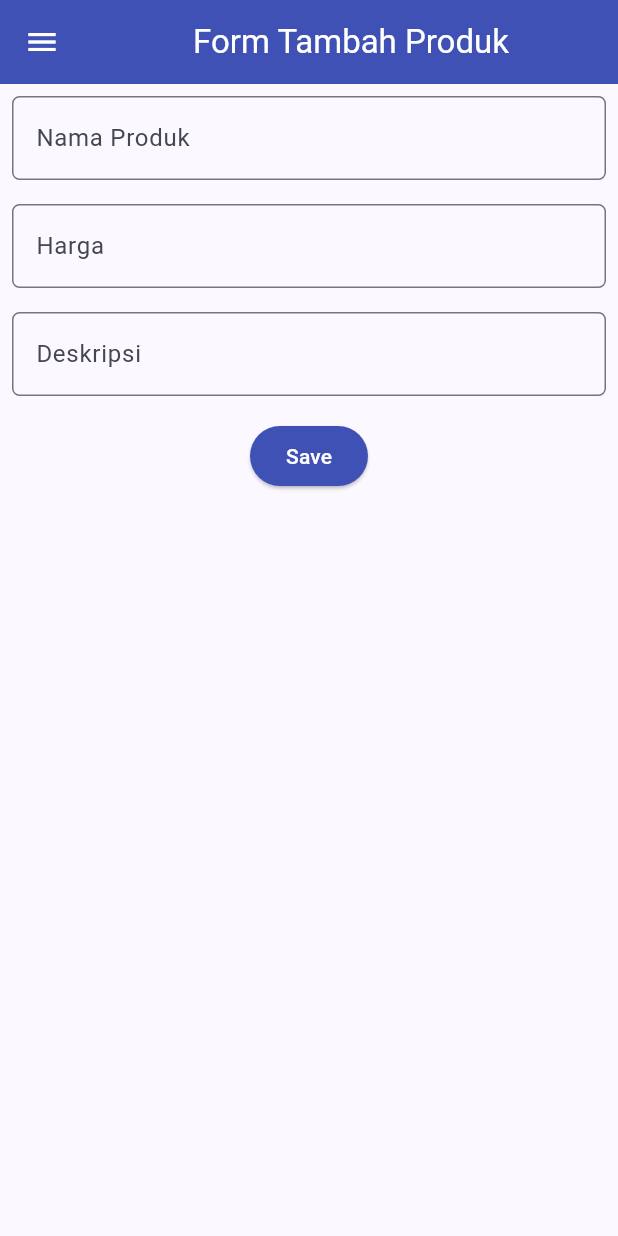
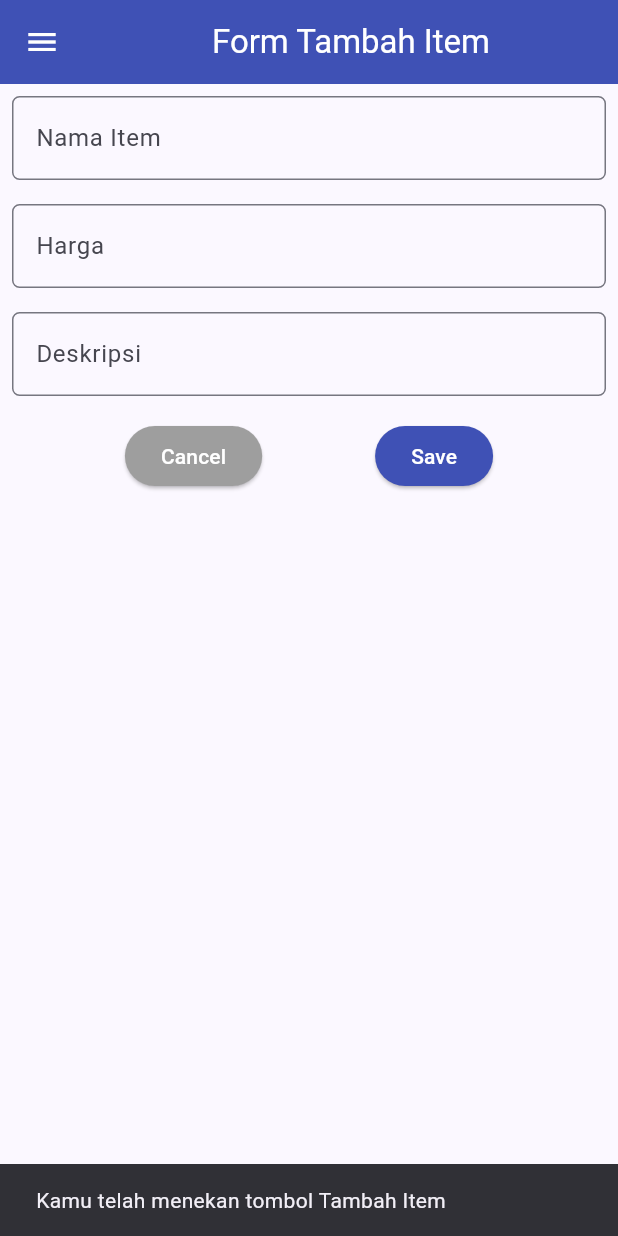
Before and after one commit to JamesTumbelaka/james-book-store, a Flutter app: the screen it shows after launch, after a tap on "Tambah Item", on a phone screen of 412 x 824 dp. Run offline on Flutter 3.47's test engine with Material 2 defaults, Android fonts, the light colour scheme and no system bars.

Commit message:
fungsionalitas program untuk Tugas 8 dan bonus point selesai

```diff
--- a/lib/models/book.dart
+++ b/lib/models/book.dart
@@ -1,7 +1,9 @@
-class Item {
+List<Book> globalBookList = [];
+
+class Book {
   final String name;
   final int price;
   final String description;
 
-  Item({required this.name, required this.price, required this.description});
+  Book({required this.name, required this.price, required this.description});
 }
--- a/lib/screens/booklist_form.dart
+++ b/lib/screens/booklist_form.dart
@@ -1,5 +1,6 @@
 import 'package:flutter/material.dart';
 import 'package:james_book_store/widgets/left_drawer.dart';
+import 'package:james_book_store/models/book.dart';
 
 class ShopFormPage extends StatefulWidget {
     const ShopFormPage({super.key});
@@ -10,16 +11,15 @@ class ShopFormPage extends StatefulWidget {
 
 class _ShopFormPageState extends State<ShopFormPage> {
   final _formKey = GlobalKey<FormState>();
-  String _name = "";
-  int _price = 0;
-  String _description = "";
+  Book _book = Book(name: '', price: 0, description: '');
+
   @override
   Widget build(BuildContext context) {
     return Scaffold(
       appBar: AppBar(
         title: const Center(
           child: Text(
-            'Form Tambah Produk',
+            'Form Tambah Item',
           ),
         ),
         backgroundColor: Colors.indigo,
@@ -36,15 +36,19 @@ class _ShopFormPageState extends State<ShopFormPage> {
                 padding: const EdgeInsets.all(8.0),
                 child: TextFormField(
                   decoration: InputDecoration(
-                    hintText: "Nama Produk",
-                    labelText: "Nama Produk",
+                    hintText: "Nama Item",
+                    labelText: "Nama Item",
                     border: OutlineInputBorder(
                       borderRadius: BorderRadius.circular(5.0),
                     ),
                   ),
                   onChanged: (String? value) {
                     setState(() {
-                      _name = value!;
+                      _book = Book(
+                        name: value!,
+                        price: _book.price,
+                        description: _book.description,
+                      );
                     });
                   },
                   validator: (String? value) {
@@ -67,7 +71,11 @@ class _ShopFormPageState extends State<ShopFormPage> {
                   ),
                   onChanged: (String? value) {
                     setState(() {
-                      _price = int.parse(value!);
+                      _book = Book(
+                        name: _book.name,
+                        price: int.tryParse(value!) ?? 0,
+                        description: _book.description,
+                      );
                     });
                   },
                   validator: (String? value) {
@@ -93,7 +101,11 @@ class _ShopFormPageState extends State<ShopFormPage> {
                   ),
                   onChanged: (String? value) {
                     setState(() {
-                      _description = value!;
+                      _book = Book(
+                        name: _book.name,
+                        price: _book.price,
+                        description: value!,
+                      );
                     });
                   },
                   validator: (String? value) {
@@ -108,26 +120,42 @@ class _ShopFormPageState extends State<ShopFormPage> {
                 alignment: Alignment.bottomCenter,
                 child: Padding(
                   padding: const EdgeInsets.all(8.0),
-                  child: ElevatedButton(
+                  child : Row(
+                    mainAxisAlignment: MainAxisAlignment.spaceEvenly,
+                    children: [
+                      ElevatedButton(
+                        style: ButtonStyle(
+                          backgroundColor: MaterialStateProperty.all(Colors.grey),
+                        ),
+                        onPressed: () {
+                          Navigator.pop(context);
+                        },
+                        child: const Text(
+                          "Cancel",
+                          style: TextStyle(color: Colors.white),
+                        ),
+                      ),
+                      ElevatedButton(
                         style: ButtonStyle(
                           backgroundColor:
                             MaterialStateProperty.all(Colors.indigo),
                         ),
                         onPressed: () {
                           if (_formKey.currentState!.validate()) {
+                            globalBookList.add(_book);
                             showDialog(
                               context: context,
                               builder: (context) {
                                 return AlertDialog(
-                              title: const Text('Produk berhasil tersimpan'),
+                                  title: const Text('Item berhasil tersimpan'),
                                   content: SingleChildScrollView(
                                     child: Column(
                                       crossAxisAlignment:
                                           CrossAxisAlignment.start,
                                       children: [
-                                    Text('Nama: $_name'),
-                                    Text('Harga: $_price'),
-                                    Text('Deskripsi: $_description'),
+                                        Text('Nama: ${_book.name}'),
+                                        Text('Harga: ${_book.price}'),
+                                        Text('Deskripsi: ${_book.description}'),
                                       ],
                                     ),
                                   ),
@@ -144,11 +172,16 @@ class _ShopFormPageState extends State<ShopFormPage> {
                             );
                           }
                           _formKey.currentState!.reset();
+                          setState(() {
+                            _book = Book(name: '', price: 0, description: '');
+                          });
                         },
                         child: const Text(
                           "Save",
                           style: TextStyle(color: Colors.white),
                         ),
+                      ),
+                    ]
                   ),
                 ),
               ),
--- a/lib/screens/menu.dart
+++ b/lib/screens/menu.dart
@@ -1,24 +1,5 @@
 import 'package:flutter/material.dart';
-import 'package:james_book_store/models/book.dart';
-import 'package:james_book_store/screens/booklist_list.dart';
-import 'package:james_book_store/screens/booklist_form.dart';
-
-void main() {
-  runApp(MyApp());
-}
-
-class MyApp extends StatelessWidget {
-  @override
-  Widget build(BuildContext context) {
-    return MaterialApp(
-      title: 'Flutter Inventory App',
-      theme: ThemeData(
-        primarySwatch: Colors.blue,
-      ),
-      home: MyHomePage(),
-    );
-  }
-}
+import 'package:james_book_store/widgets/book_card.dart';
 
 class MyHomePage extends StatelessWidget {
     MyHomePage({Key? key}) : super(key: key);
@@ -27,16 +8,18 @@ class MyHomePage extends StatelessWidget {
     ShopItem("Tambah Item", Icons.add_shopping_cart, 'Kamu telah menekan tombol Tambah Item', Colors.blue),
     ShopItem("Logout", Icons.logout, 'Kamu telah menekan tombol Logout', Colors.red),
   ];
-  final List<Item> books = [];
 
     @override
     Widget build(BuildContext context) {
         return Scaffold(
           appBar: AppBar(
             title: const Text(
-          'Toko Buku',
+              'James Book Store',
             ),
+            backgroundColor: Colors.indigo,
+            foregroundColor: Colors.white,
           ),
+
           body: SingleChildScrollView(
             child: Padding(
               padding: const EdgeInsets.all(10.0),
@@ -45,7 +28,7 @@ class MyHomePage extends StatelessWidget {
                   const Padding(
                     padding: EdgeInsets.only(top: 10.0, bottom: 10.0),
                     child: Text(
-                  'James Book Store',
+                      'Selamat Datang !',
                       textAlign: TextAlign.center,
                       style: TextStyle(
                         fontSize: 30,
@@ -61,7 +44,7 @@ class MyHomePage extends StatelessWidget {
                     crossAxisCount: 3,
                     shrinkWrap: true,
                     children: items.map((ShopItem item) {
-                  return ShopCard(item, books: books);
+                      return ShopCard(item);
                     }).toList(),
                   ),
                 ],
@@ -71,69 +54,3 @@ class MyHomePage extends StatelessWidget {
         );
     }
 }
-
-class ShopItem {
-  final String name;
-  final IconData icon;
-  final String snackBarText;
-  final Color color;
-
-  ShopItem(this.name, this.icon, this.snackBarText, this.color);
-}
-
-class ShopCard extends StatelessWidget {
-  final ShopItem item;
-  final List<Item> books;
-  const ShopCard(this.item, {required this.books, super.key});
-
-  @override
-  Widget build(BuildContext context) {
-    return Material(
-      color: item.color, // Menggunakan warna dari objek item
-      child: InkWell(
-        onTap: () {
-          if (item.name == "Lihat Item") {
-            // Navigasi ke ProductListPage
-            Navigator.of(context).push(
-              MaterialPageRoute(
-                builder: (context) => ProductListPage(item: books),
-              ),
-            );
-          }
-          else if (item.name == "Tambah Item") {
-            // Navigate to the form to add a new item
-            Navigator.of(context).push(
-              MaterialPageRoute(builder: (context) => const ShopFormPage()),
-            );
-          } else {
-            // Show the snackbar for other items
-            ScaffoldMessenger.of(context)
-              ..hideCurrentSnackBar()
-              ..showSnackBar(SnackBar(content: Text(item.snackBarText)));
-          }
-        },
-        child: Container(
-          padding: const EdgeInsets.all(8),
-          child: Center(
-            child: Column(
-              mainAxisAlignment: MainAxisAlignment.center,
-              children: [
-                Icon(
-                  item.icon,
-                  color: Colors.white,
-                  size: 30.0,
-                ),
-                const Padding(padding: EdgeInsets.all(3)),
-                Text(
-                  item.name,
-                  textAlign: TextAlign.center,
-                  style: const TextStyle(color: Colors.white),
-                ),
-              ],
-            ),
-          ),
-        ),
-      ),
-    );
-  }
-}
--- a/lib/widgets/book_card.dart
+++ b/lib/widgets/book_card.dart
@@ -1,37 +1,43 @@
 import 'package:flutter/material.dart';
 import 'package:james_book_store/screens/booklist_form.dart';
+import 'package:james_book_store/screens/book_list.dart';
+import 'package:james_book_store/models/book.dart';
 
 class ShopItem {
   final String name;
   final IconData icon;
+  final String snackBarText;
+  final Color color;
 
-  ShopItem(this.name, this.icon);
+  ShopItem(this.name, this.icon, this.snackBarText, this.color);
 }
 
 class ShopCard extends StatelessWidget {
   final ShopItem item;
 
-  const ShopCard(this.item, {super.key}); // Constructor
+  const ShopCard(this.item, {super.key});
 
   @override
   Widget build(BuildContext context) {
     return Material(
-      color: Colors.indigo,
+      color: item.color,
       child: InkWell(
-        // Area responsive terhadap sentuhan
         onTap: () {
-          // Memunculkan SnackBar ketika diklik
           ScaffoldMessenger.of(context)
             ..hideCurrentSnackBar()
-            ..showSnackBar(SnackBar(
-                content: Text("Kamu telah menekan tombol ${item.name}!")));
+            ..showSnackBar(SnackBar(content: Text(item.snackBarText)));
           if (item.name == "Tambah Item") {
             Navigator.push(context,
               MaterialPageRoute(builder: (context) => const ShopFormPage()));
           }
+          else if (item.name == "Lihat Item") {
+            Navigator.push(
+              context,
+              MaterialPageRoute(builder: (context) => BookListViewPage(books: globalBookList)),
+            );
+          }
         },
         child: Container(
-          // Container untuk menyimpan Icon dan Text
           padding: const EdgeInsets.all(8),
           child: Center(
             child: Column(
```
Also changed, not shown: lib/screens/book_list.dart (added, +55 -0 lines), lib/screens/booklist_list.dart (deleted, +0 -27 lines), lib/widgets/left_drawer.dart (+20 -11 lines). Lines whose indentation alone changed are shown as unchanged.
